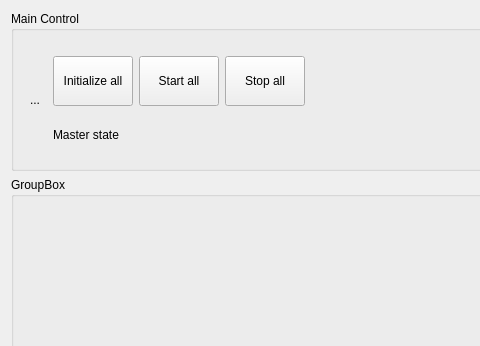
Before: the Qt Designer form resources/menuwidget.ui in tud-hri/joan, drawn with Qt 5; both pictures show x 0 to 480 and y 0 to 346 of the 737 by 500 pixel window.
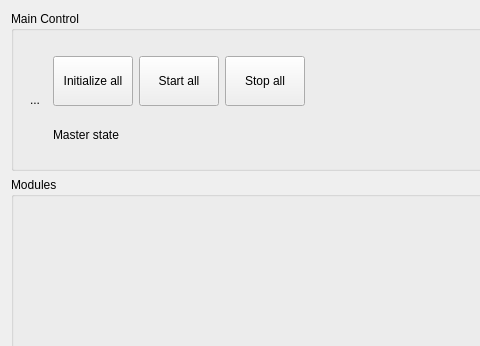
After: the same form once the commit is applied.

Commit message: Sizing of module widgets

Diff of the .ui file:
```diff
--- a/resources/menuwidget.ui
+++ b/resources/menuwidget.ui
@@ -182,7 +182,7 @@
    <item>
     <widget class="QGroupBox" name="grpBoxModules">
      <property name="title">
-      <string>GroupBox</string>
+      <string>Modules</string>
      </property>
     </widget>
    </item>
```
The commit also changes 1 other file.
